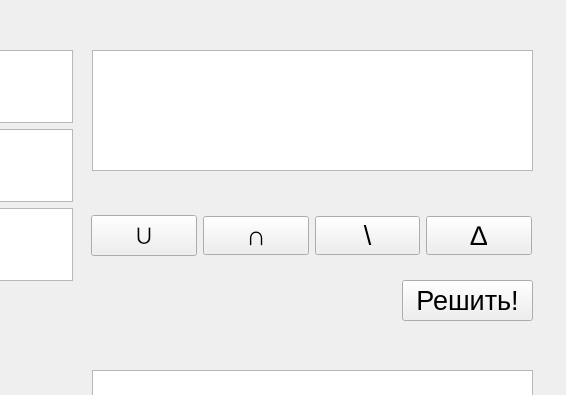
The window that test1.ui (fisunoff/sets_math) describes before a commit, drawn with Qt 5; both pictures show x 258 to 824 and y 0 to 395 of the 824 by 572 pixel window.
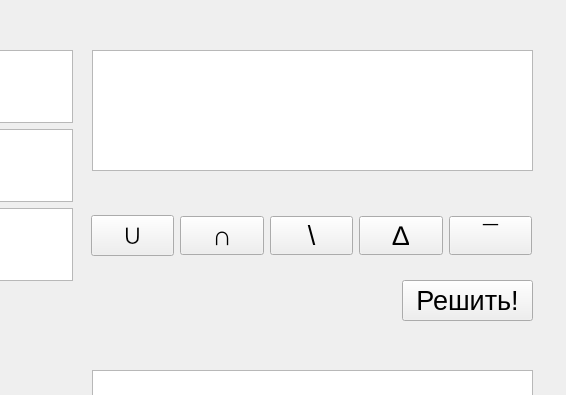
The same window after the commit.

What changed in the file:
```diff
--- a/test1.ui
+++ b/test1.ui
@@ -114,6 +114,18 @@
        </property>
       </widget>
      </item>
+     <item>
+      <widget class="QPushButton" name="pushButton_addition">
+       <property name="font">
+        <font>
+         <pointsize>20</pointsize>
+        </font>
+       </property>
+       <property name="text">
+        <string>¯</string>
+       </property>
+      </widget>
+     </item>
     </layout>
    </widget>
    <widget class="QTextEdit" name="textEdit">
```
